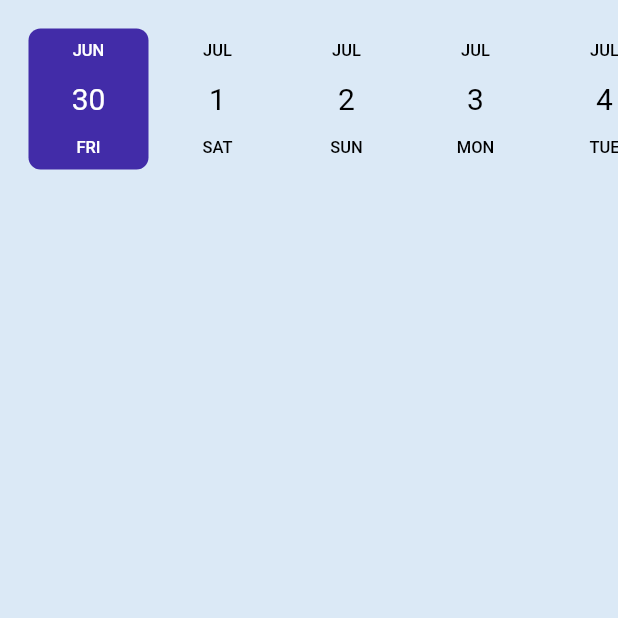
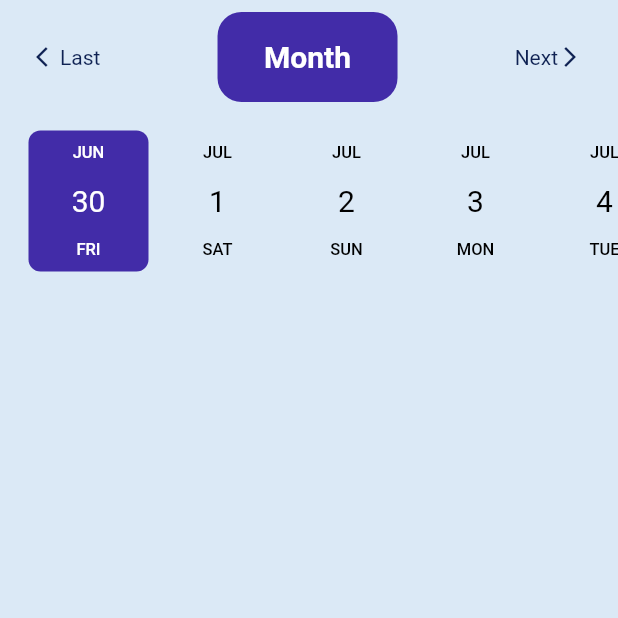
Before and after one commit to evanyan13/autotsk, a Flutter app: the CalendarPage screen opened directly, on a phone screen of 412 x 824 dp, the top half of it. Run offline on Flutter 3.47's test engine with Material 2 defaults, Android fonts, the phone set to English and light mode, and no system bars; drawn by our look-alikes of date_picker_timeline; our stand-ins replace carousel_slider, cloud_firestore, firebase_auth, firebase_core, firebase_storage, flutter_svg and 2 more; accounts and stored records are empty; Roboto replaces fonts that are missing (Neometric).

Commit message:
Edit Add Task Page and add monthSelection to Calendar Page

```diff
--- a/autotsk/lib/main.dart
+++ b/autotsk/lib/main.dart
@@ -4,6 +4,7 @@ import 'package:autotsk/onboarding/ob2.dart';
 import 'package:autotsk/onboarding/ob3.dart';
 import 'package:autotsk/util/color.dart';
 import 'package:flutter/material.dart';
+import 'package:flutter/services.dart';
 import 'package:autotsk/screen_type/signin_page.dart';
 import 'package:autotsk/screen_type/signup_page.dart';
 import 'package:autotsk/screen_type/addtask_page.dart';
@@ -16,12 +17,14 @@ void main() async {
   WidgetsFlutterBinding.ensureInitialized();
   await Firebase.initializeApp();
   // await GetStorage.init();
+  SystemChrome.setSystemUIOverlayStyle(SystemUiOverlayStyle(statusBarColor: Colors.transparent));
   // no need to config for web version  of  the app.
   runApp(const MyApp());
 }
 
 class MyApp extends StatelessWidget {
   const MyApp({super.key});
+
 
   // This widget is the root of your application.
   @override
--- a/autotsk/lib/screen_type/calendar/calendar_page.dart
+++ b/autotsk/lib/screen_type/calendar/calendar_page.dart
@@ -1,12 +1,19 @@
-// ignore_for_file: prefer_const_literals_to_create_immutables, prefer_const_constructors
+// ignore_for_file: prefer_const_literals_to_create_immutables, prefer_const_constructors, sort_child_properties_last
 
-import 'package:date_picker_timeline/date_picker_timeline.dart';
 import "package:flutter/material.dart";
 import "package:autotsk/util/color.dart";
+import 'package:date_picker_timeline/date_picker_timeline.dart';
 import 'package:autotsk/screen_type/common_components/side_bar.dart';
 
-class CalendarPage extends StatelessWidget {
+class CalendarPage extends StatefulWidget {
   const CalendarPage({super.key});
+
+  @override
+  State<CalendarPage> createState() => _CalendarPageState();
+}
+
+class _CalendarPageState extends State<CalendarPage> {
+  DateTime _selectedDate = DateTime.now();
 
   @override
   Widget build(BuildContext context) {
@@ -15,22 +22,10 @@ class CalendarPage extends StatelessWidget {
         drawer: SideBar(),
         body: Column(
           children: [
-            Container(
-              margin: EdgeInsets.only(top: 16, left: 16),
-              child: DatePicker(
-                DateTime.now(),
-                height: 100,
-                width: 80,
-                initialSelectedDate: DateTime.now(),
-                selectionColor: buttondarkPurpleClr,
-                selectedTextColor: Colors.white,
-                dateTextStyle: TextStyle(
-                  fontFamily: 'Neometric',
-                  fontWeight: FontWeight.normal,
-                  fontSize: 20,
-                ),
-              ),
-            )
+            // To select month of the current view
+            buildMonthBar(),
+            // Date Picker Slider
+            buildDateBar()
           ],
         ));
   }
@@ -56,4 +51,95 @@ class CalendarPage extends StatelessWidget {
       ],
     );
   }
+
+  Container buildDateBar() {
+
+    return Container(
+      margin: EdgeInsets.only(top: 16, left: 16),
+      child: DatePicker(
+        DateTime.now(),
+        height: 100,
+        width: 80,
+        initialSelectedDate: DateTime.now(),
+        selectionColor: buttondarkPurpleClr,
+        selectedTextColor: Colors.white,
+        dateTextStyle: TextStyle(
+          fontFamily: 'Neometric',
+          fontWeight: FontWeight.normal,
+          fontSize: 20,
+        ),
+        onDateChange: (selecetedDate) {
+          _selectedDate = selecetedDate;
+        },
+      ),
+    );
+  }
+
+  Padding buildMonthBar() {
+    return Padding(
+            padding: const EdgeInsets.only(top: 8.0),
+            child: Padding(
+              padding: const EdgeInsets.symmetric(horizontal: 24.0),
+              child: Row(
+                mainAxisAlignment: MainAxisAlignment.spaceBetween,
+                children: [
+                  Row(
+                    children: [
+                      Icon(
+                        Icons.arrow_back_ios,
+                        color: buttondarkBlueClr,
+                        size: 16,
+                      ),
+                      Text(
+                        "Last",
+                        style: TextStyle(
+                          color: buttondarkBlueClr,
+                          fontFamily: 'Neometric',
+                          fontWeight: FontWeight.normal,
+                          fontSize: 14,
+                        ),
+                      ),
+                    ],
+                  ),
+                  Container(
+                    alignment: Alignment.center,
+                    height: 60,
+                    width: 120,
+                    child: Text(
+                      "Month",
+                      style: TextStyle(
+                        color: Colors.white,
+                        fontFamily: 'Neometric',
+                        fontWeight: FontWeight.bold,
+                        fontSize: 20,
+                      ),
+                    ),
+                    decoration: BoxDecoration(
+                      borderRadius: BorderRadius.circular(16),
+                      color: buttondarkPurpleClr,
+                    ),
+                  ),
+                  Row(
+                    children: [
+                      Text(
+                        "Next",
+                        style: TextStyle(
+                          color: buttondarkBlueClr,
+                          fontFamily: 'Neometric',
+                          fontWeight: FontWeight.normal,
+                          fontSize: 14,
+                        ),
+                      ),
+                      Icon(
+                        Icons.arrow_forward_ios,
+                        color: buttondarkBlueClr,
+                        size: 16,
+                      ),
+                    ],
+                  ),
+                ],
+              ),
+            ),
+          );
+  }
 }
```
Also changed, not shown: autotsk/lib/screen_type/addtask_page.dart (+5 -51 lines), autotsk/lib/screen_type/home/home_page.dart (+5 -2 lines), autotsk/lib/util/text_input_field.dart (+7 -2 lines).
